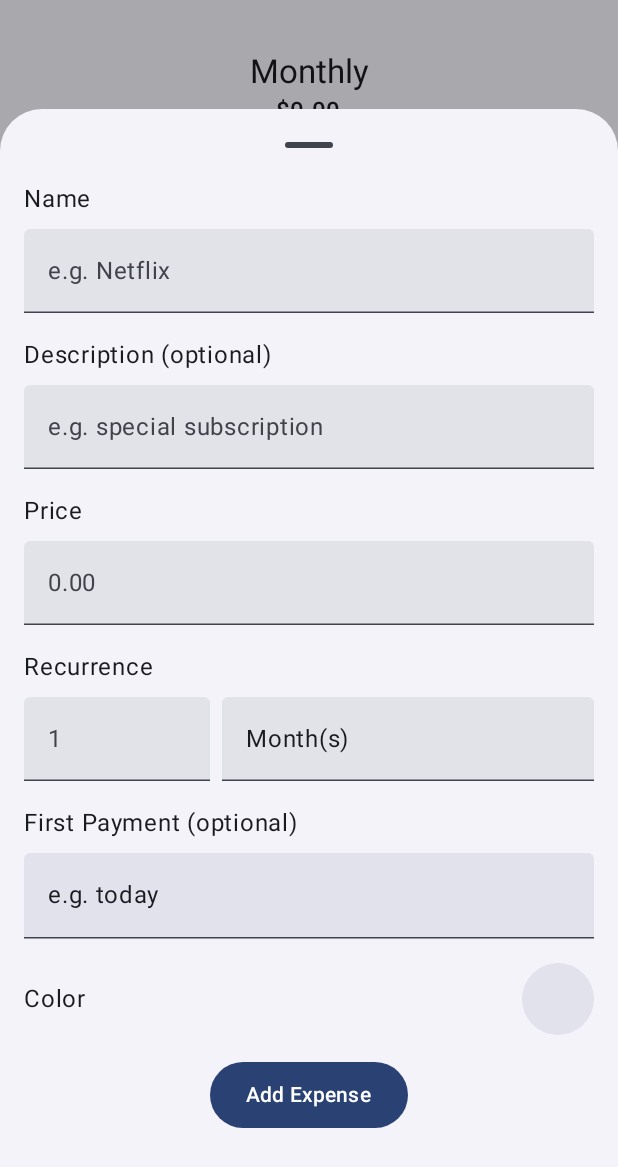
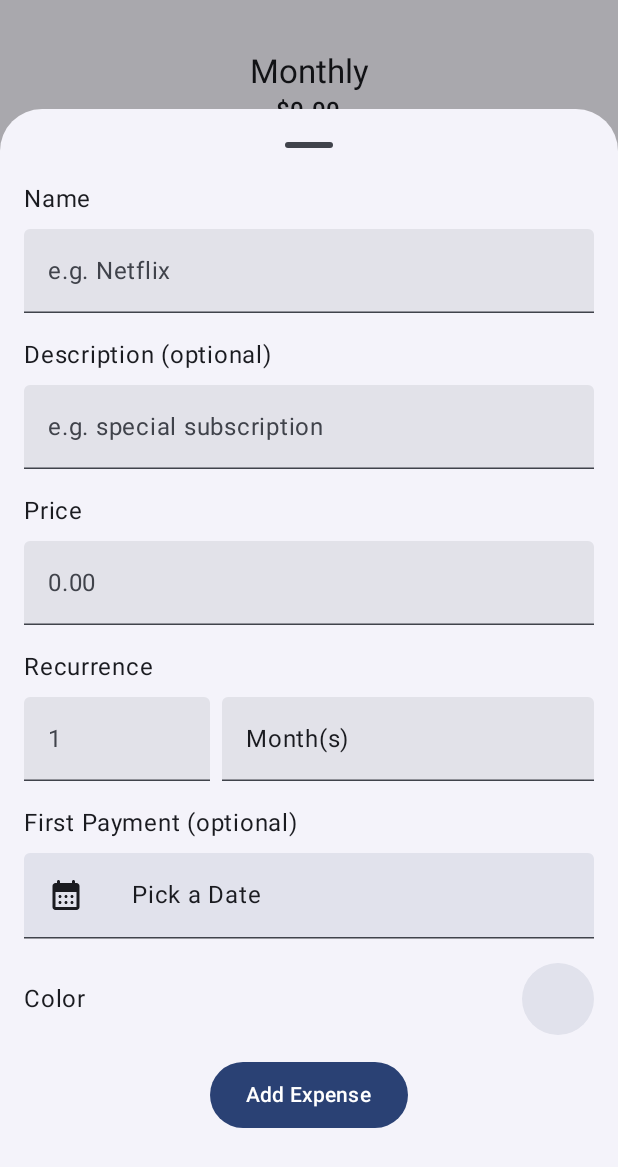
Before and after one commit to DennisBauer/RecurringExpenseTracker, an Android app built with Jetpack Compose: the screen it shows after launch (MainActivity), after a tap on "Add expense", on a phone screen of 412 x 824 dp, the part 69-1236 px from its top. Run offline under Robolectric (Android 15) with nearby library versions, the phone set to English and light mode, and no system bars; our stand-ins replace Room's generated code.

Commit message:
Add icon to first payment date picker (#204)
Add icon to first payment date picker
Adjust the hint to also be more aqurate

```diff
--- a/app/src/main/java/de/dbauer/expensetracker/ui/editexpense/FirstPaymentOption.kt
+++ b/app/src/main/java/de/dbauer/expensetracker/ui/editexpense/FirstPaymentOption.kt
@@ -8,6 +8,7 @@ import androidx.compose.foundation.layout.fillMaxWidth
 import androidx.compose.foundation.layout.padding
 import androidx.compose.foundation.shape.RoundedCornerShape
 import androidx.compose.material.icons.Icons
+import androidx.compose.material.icons.rounded.CalendarMonth
 import androidx.compose.material.icons.rounded.Cancel
 import androidx.compose.material3.DatePicker
 import androidx.compose.material3.DatePickerDialog
@@ -71,6 +72,11 @@ fun FirstPaymentOption(
                         datePickerOpen = true
                     },
         ) {
+            Icon(
+                modifier = Modifier.padding(16.dp),
+                imageVector = Icons.Rounded.CalendarMonth,
+                contentDescription = null,
+            )
             Text(
                 text = formattedDate,
                 modifier = Modifier.padding(16.dp).weight(1f),
--- a/app/src/main/res/values/strings.xml
+++ b/app/src/main/res/values/strings.xml
@@ -37,7 +37,7 @@
     <string name="edit_expense_recurrence_year">Year(s)</string>
     <string name="edit_expense_recurrence_year_short">Y</string>
     <string name="edit_expense_first_payment">First Payment (optional)</string>
-    <string name="edit_expense_first_payment_placeholder">e.g. today</string>
+    <string name="edit_expense_first_payment_placeholder">Pick a Date</string>
     <string name="edit_expense_color">Color</string>
 
     <!-- Upcoming Payments Tab -->
```
Also changed, not shown: 3 other files.
